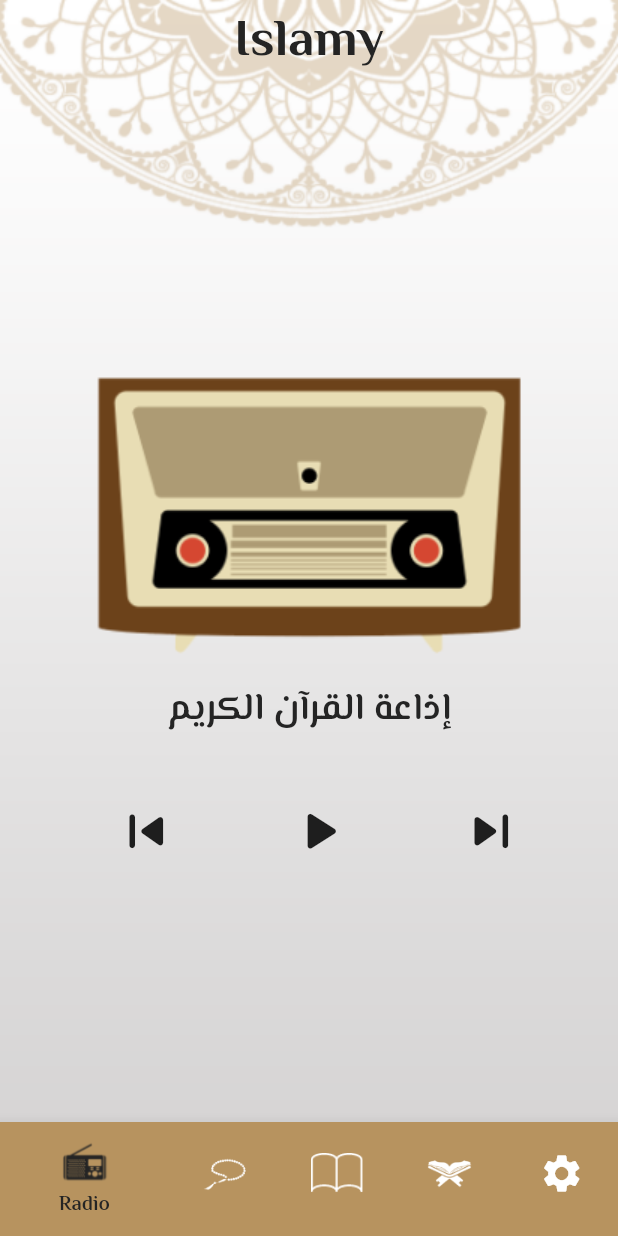
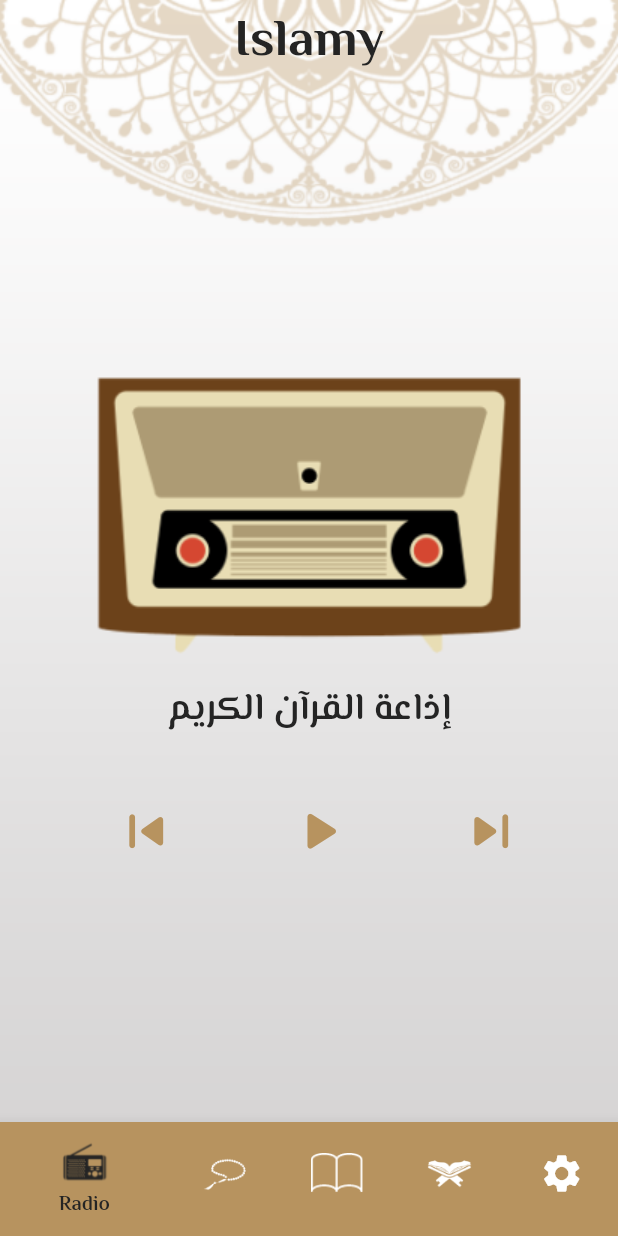
Before and after one commit to SalmaOsman23/islamy, a Flutter app: the screen it shows after launch, on a phone screen of 412 x 824 dp. Run offline on Flutter 3.47's test engine with Material 2 defaults, Android fonts, the phone set to English and light mode, and no system bars; our stand-ins replace google_fonts; generated files the repository leaves out were written again.

Commit message:
Sebha Dark Mode

```diff
--- a/lib/ui/screens/home/tabs/radio_tab/radio_tab.dart
+++ b/lib/ui/screens/home/tabs/radio_tab/radio_tab.dart
@@ -1,9 +1,16 @@
 import 'package:flutter/material.dart';
+import 'package:islamy/providers/settings_provider.dart';
 import 'package:islamy/ui/utilits/app_assets.dart';
+import 'package:provider/provider.dart';
+
+import '../../../../utilits/app_colors.dart';
+
+late SettingsProvider provider;
 
 class RadioTab extends StatelessWidget {
   @override
   Widget build(BuildContext context) {
+    provider = Provider.of(context);
     return Column(
       mainAxisAlignment: MainAxisAlignment.center,
       crossAxisAlignment: CrossAxisAlignment.stretch,
@@ -26,7 +33,9 @@ class RadioTab extends StatelessWidget {
                       Icons.skip_previous_rounded,
                       size: 45,
                     ),
-                    //color: AppColors.primary,
+                    color: provider.isDarkMode()
+                        ? AppColors.accentDark
+                        : AppColors.primary,
                   ),
                   IconButton(
                     onPressed: () {},
@@ -34,7 +43,9 @@ class RadioTab extends StatelessWidget {
                       Icons.play_arrow_rounded,
                       size: 45,
                     ),
-                    //color: AppColors.primary,
+                    color: provider.isDarkMode()
+                        ? AppColors.accentDark
+                        : AppColors.primary,
                   ),
                   IconButton(
                     onPressed: () {},
@@ -42,7 +53,9 @@ class RadioTab extends StatelessWidget {
                       Icons.skip_next_rounded,
                       size: 45,
                     ),
-                    //color: AppColors.primary,
+                    color: provider.isDarkMode()
+                        ? AppColors.accentDark
+                        : AppColors.primary,
                   ),
                 ],
               ),
--- a/lib/ui/utilits/app_theme.dart
+++ b/lib/ui/utilits/app_theme.dart
@@ -32,6 +32,8 @@ abstract class AppTheme {
 
   static ThemeData lightTheme = ThemeData(
       scaffoldBackgroundColor: Colors.transparent,
+      floatingActionButtonTheme: FloatingActionButtonThemeData(
+          backgroundColor: AppColors.primary, foregroundColor: AppColors.white),
       primaryColor: AppColors.primary,
       dividerTheme:
           const DividerThemeData(thickness: 3, color: AppColors.primary),
@@ -60,6 +62,9 @@ abstract class AppTheme {
 
   static ThemeData darkTheme = ThemeData(
     scaffoldBackgroundColor: Colors.transparent,
+    floatingActionButtonTheme: FloatingActionButtonThemeData(
+        backgroundColor: AppColors.primaryDark,
+        foregroundColor: AppColors.white),
     primaryColor: AppColors.primaryDark,
     dividerTheme:
         const DividerThemeData(thickness: 3, color: AppColors.accentDark),
@@ -79,6 +84,9 @@ abstract class AppTheme {
       bodyLarge: appBarTitleTextStyle.copyWith(color: AppColors.white),
       displayMedium: quranTabTitleTextStyle.copyWith(color: AppColors.white),
     ),
+    /*switchTheme: SwitchThemeData(
+      thumbColor: AppColors.accentDark
+    ),*/
     /*iconButtonTheme: IconButtonThemeData(
         style: ButtonStyle(
           foregroundColor: MaterialStateProperty.all<Color?>(AppColors.primary),
```
Also changed, not shown: lib/ui/screens/home/tabs/sebha_tab/sebha_tab.dart (+13 -4 lines).
